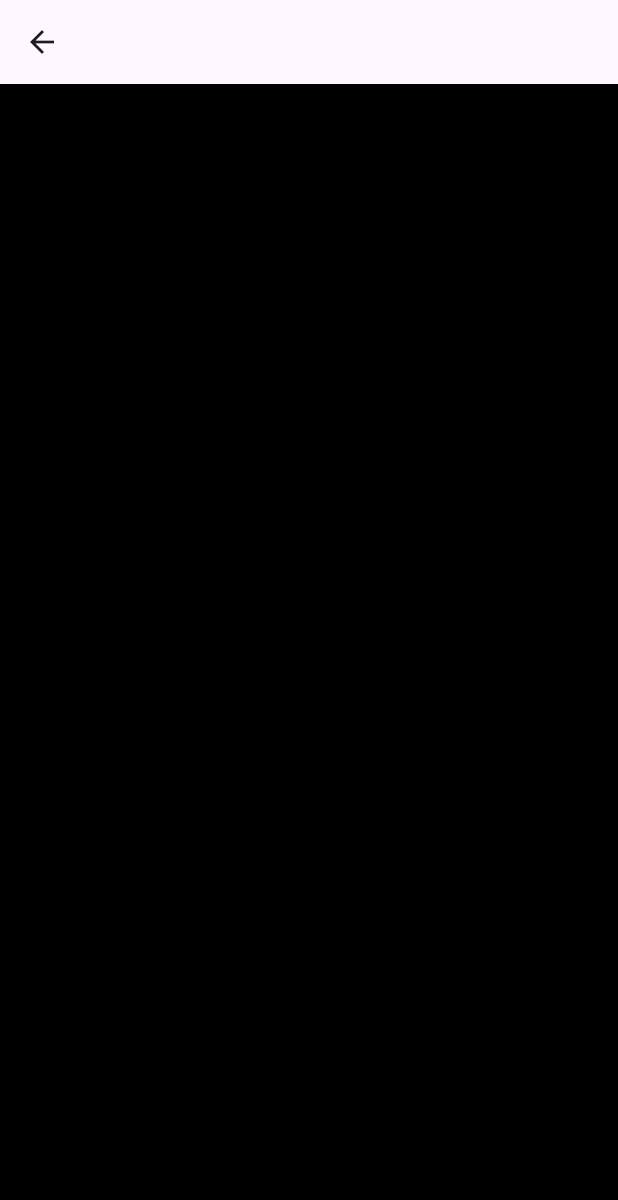
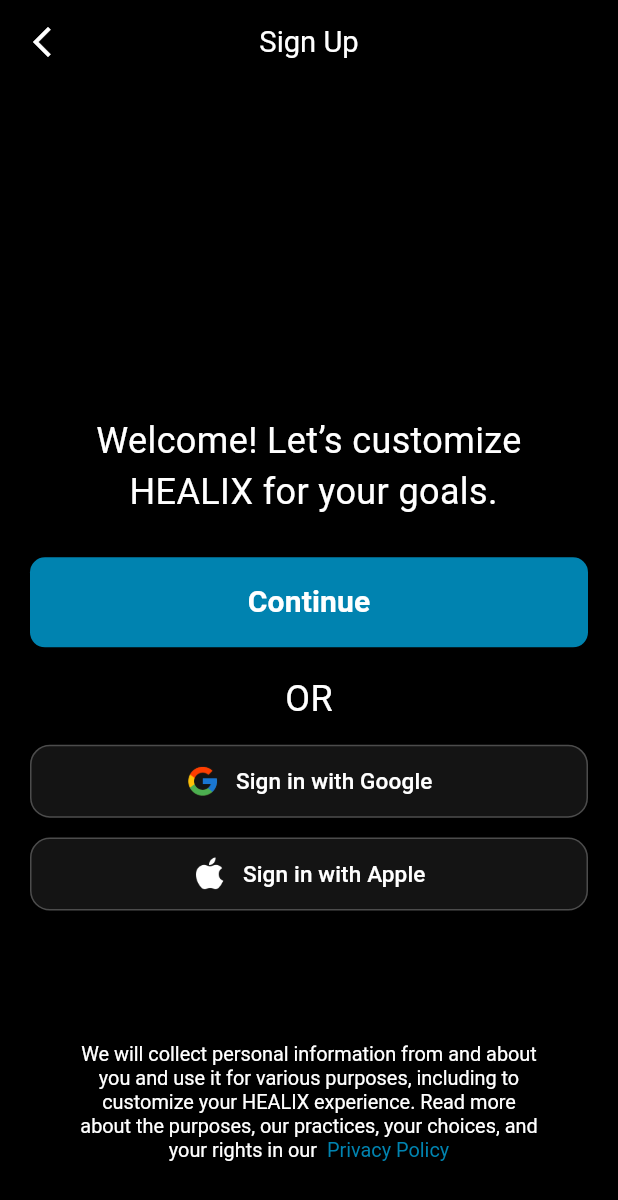
Before and after one commit to ahmednaderahmednader1717-art/HEALIX, a Flutter app: the SignUpScreen screen opened directly, on a phone screen of 412 x 824 dp. Shown: the top 1200 px of the screen. Run offline on Flutter 3.47's test engine with Material 3 defaults, Android fonts, the phone set to English and light mode, and no system bars; our stand-ins replace carousel_slider, flutter_svg, gap, google_fonts.

Commit message:
Sign UP Screen

```diff
--- a/lib/views/sign_up_screen.dart
+++ b/lib/views/sign_up_screen.dart
@@ -1,10 +1,124 @@
+import 'dart:math';
+import 'package:flutter/gestures.dart';
 import 'package:flutter/material.dart';
+import 'package:gap/gap.dart';
+import 'package:google_fonts/google_fonts.dart';
+import 'package:test_splash/core/app_colors.dart';
+import 'package:test_splash/widgets/healix_primary_button.dart';
+import 'package:test_splash/widgets/social_button.dart';
 
-class SignUpScreen extends StatelessWidget {
+class SignUpScreen extends StatefulWidget {
   const SignUpScreen({super.key});
 
   @override
+  State<SignUpScreen> createState() => _SignUpScreenState();
+}
+
+class _SignUpScreenState extends State<SignUpScreen> {
+  @override
   Widget build(BuildContext context) {
-    return Scaffold(backgroundColor: Colors.black, appBar: AppBar());
+    final screenWidth = MediaQuery.of(context).size.width;
+    final screenHeight = MediaQuery.of(context).size.height;
+
+    const baseWidth = 430.0;
+    const baseHeight = 932.0;
+    final w = screenWidth / baseWidth;
+    final h = screenHeight / baseHeight;
+    final scale = min(w, h);
+
+    return Scaffold(
+      backgroundColor: Colors.black,
+      appBar: AppBar(
+        backgroundColor: Colors.black,
+        title: Text(
+          "Sign Up",
+          style: GoogleFonts.inriaSans(
+            color: Colors.white,
+            fontSize: 22 * scale,
+          ),
+        ),
+        centerTitle: true,
+        iconTheme: const IconThemeData(color: Colors.white),
+        leading: IconButton(
+          icon: const Icon(Icons.arrow_back_ios_new, color: Colors.white),
+          onPressed: () => Navigator.pop(context),
+        ),
+      ),
+      body: SingleChildScrollView(
+        padding: const EdgeInsets.symmetric(horizontal: 20),
+        child: Center(
+          child: Column(
+            mainAxisSize: MainAxisSize.min,
+            children: [
+              Gap(250 * h),
+              Text(
+                "Welcome! Let’s customize\n HEALIX for your goals.",
+                textAlign: TextAlign.center,
+                style: GoogleFonts.inriaSans(color: Colors.white, fontSize: 24),
+              ),
+              Gap(30 * h),
+              HealixPrimaryButton(
+                text: "Continue",
+                onPressed: () {},
+                borderRadius: 10,
+              ),
+              Gap(20 * h),
+              Text(
+                "OR",
+                style: GoogleFonts.inriaSans(color: Colors.white, fontSize: 24),
+              ),
+              Gap(15 * h),
+              SocialElevatedButton(
+                text: "Sign in with Google",
+                imagePath: "assets/icons/google.png",
+                size: scale,
+                backgroundColor: Colors.white.withOpacity(0.08),
+                onPressed: () {
+                  // TODO SIGN IN WITH GOOGLE LOGIC HERE
+                },
+              ),
+              Gap(15 * h),
+              SocialElevatedButton(
+                text: "Sign in with Apple",
+                imagePath: "assets/icons/apple.png",
+                size: scale,
+                backgroundColor: Colors.white.withOpacity(0.08),
+                onPressed: () {
+                  // TODO SIGN IN WITH APPLE LOGIC HERE
+                },
+              ),
+              Gap(100 * h),
+              RichText(
+                textAlign: TextAlign.center,
+                text: TextSpan(
+                  style: GoogleFonts.inriaSans(
+                    color: Colors.white,
+                    fontSize: 15 * scale,
+                  ),
+                  children: [
+                    const TextSpan(
+                      text:
+                          "We will collect personal information from and about\nyou and use it for various purposes, including to\ncustomize your HEALIX experience. Read more\nabout the purposes, our practices, your choices, and\nyour rights in our  ",
+                    ),
+                    TextSpan(
+                      text: "Privacy Policy",
+                      style: GoogleFonts.inriaSans(
+                        color: AppColors.primarayColor,
+                        fontSize: 15 * scale,
+                      ),
+                      recognizer: TapGestureRecognizer()
+                        ..onTap = () {
+                          // TODO: handle click, e.g., open privacy policy URL
+                        },
+                    ),
+                  ],
+                ),
+              ),
+              Gap(30 * h),
+            ],
+          ),
+        ),
+      ),
+    );
   }
 }
```
